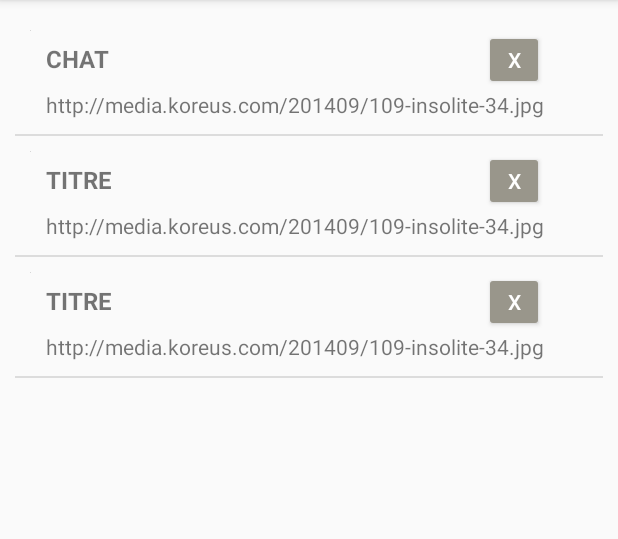
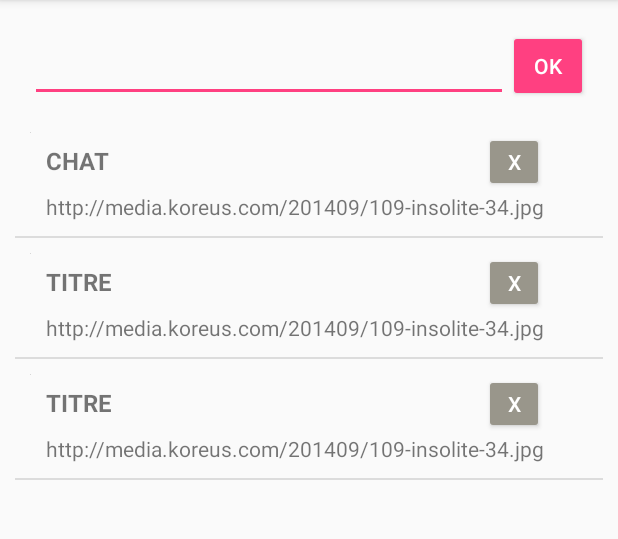
Before and after one commit to FatimaPereira/Flicker, an Android app: the screen it shows after launch (MainActivity), on a phone screen of 412 x 824 dp, the part 84-623 px from its top. Run offline under Robolectric (Android 15) with nearby library versions, the phone set to English and light mode, and no system bars; our stand-ins replace Picasso; pictures from the network do not load.

```diff
--- a/app/src/main/AndroidManifest.xml
+++ b/app/src/main/AndroidManifest.xml
@@ -18,7 +18,7 @@
                 <category android:name="android.intent.category.LAUNCHER" />
             </intent-filter>
         </activity>
-        <activity android:name=".FullScreenFlicker"></activity>
+        <activity android:name=".FullScreenFlickerActivity"></activity>
     </application>
 
 </manifest>
--- a/app/src/main/java/com/pereira/fatima/flicker/MainActivity.java
+++ b/app/src/main/java/com/pereira/fatima/flicker/MainActivity.java
@@ -3,10 +3,12 @@ package com.pereira.fatima.flicker;
 import android.content.Intent;
 import android.support.v7.app.AppCompatActivity;
 import android.os.Bundle;
-import android.util.Log;
 import android.view.View;
 import android.widget.AdapterView;
+import android.widget.Button;
+import android.widget.EditText;
 import android.widget.ListView;
+import android.widget.Toast;
 
 import java.util.ArrayList;
 
@@ -36,11 +38,24 @@ public class MainActivity extends AppCompatActivity {
                 ClassPhoto image = (ClassPhoto) flickerAdapter.getItem(i);
                 String title = image.getTitle();
                 String url = image.getUrl();
-                Intent intent = new Intent(MainActivity.this, FullScreenFlicker.class);
+                Intent intent = new Intent(MainActivity.this, FullScreenFlickerActivity.class);
                 intent.putExtra("Title",title);
                 intent.putExtra("Url",url);
                 startActivity(intent);
             }
         });
+
+
+        final EditText fieldSearch = (EditText) findViewById(R.id.search_textfield);
+
+        Button btnSearch = (Button) findViewById(R.id.btn_search);
+        btnSearch.setOnClickListener(new View.OnClickListener() {
+
+            //          Toast message d'alerte ou pop-up
+            @Override
+            public void onClick(View view) {
+                Toast.makeText(MainActivity.this, fieldSearch.getText().toString(), Toast.LENGTH_LONG).show();
+            }
+        });
     }
 }
--- a/app/src/main/res/layout/activity_main.xml
+++ b/app/src/main/res/layout/activity_main.xml
@@ -9,6 +9,28 @@
     android:paddingRight="10dp"
     android:paddingTop="10dp">
 
+    <LinearLayout
+        android:layout_width="match_parent"
+        android:layout_height="wrap_content"
+        android:orientation="horizontal"
+        android:padding="10dp">
+
+        <EditText
+            android:id="@+id/search_textfield"
+            android:layout_width="0dp"
+            android:layout_height="match_parent"
+            android:layout_weight="12" />
+
+        <Button
+            android:id="@+id/btn_search"
+            android:layout_width="0dp"
+            android:layout_height="match_parent"
+            android:layout_weight="2"
+            android:backgroundTint="@color/colorAccent"
+            android:textColor="@color/colorWhite"
+            android:text="OK" />
+    </LinearLayout>
+
     <ListView
         android:id="@+id/list_flick"
         android:layout_width="match_parent"
--- a/app/src/main/res/layout/row_list_flicker.xml
+++ b/app/src/main/res/layout/row_list_flicker.xml
@@ -4,6 +4,8 @@
     android:layout_height="match_parent"
     android:orientation="horizontal"
     android:padding="10dp">
+
+
 
     <ImageView
         android:id="@+id/image_flick"
```
Also changed, not shown: app/src/main/java/com/pereira/fatima/flicker/FullScreenFlickerActivity.java (renamed from app/src/main/java/com/pereira/fatima/flicker/FullScreenFlicker.java, +8 -9 lines).
